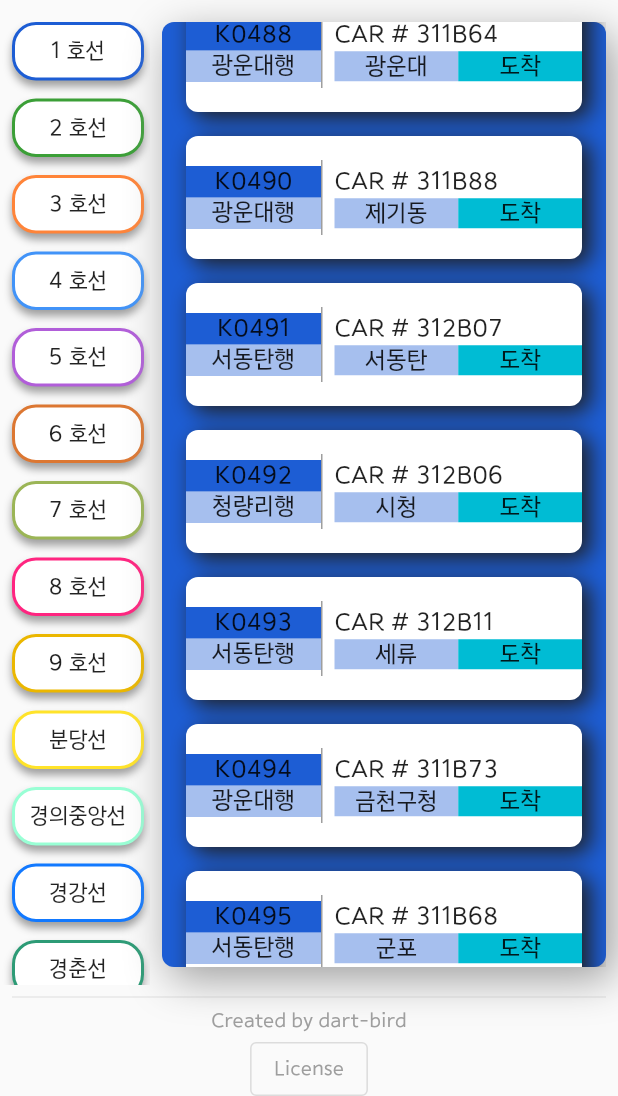
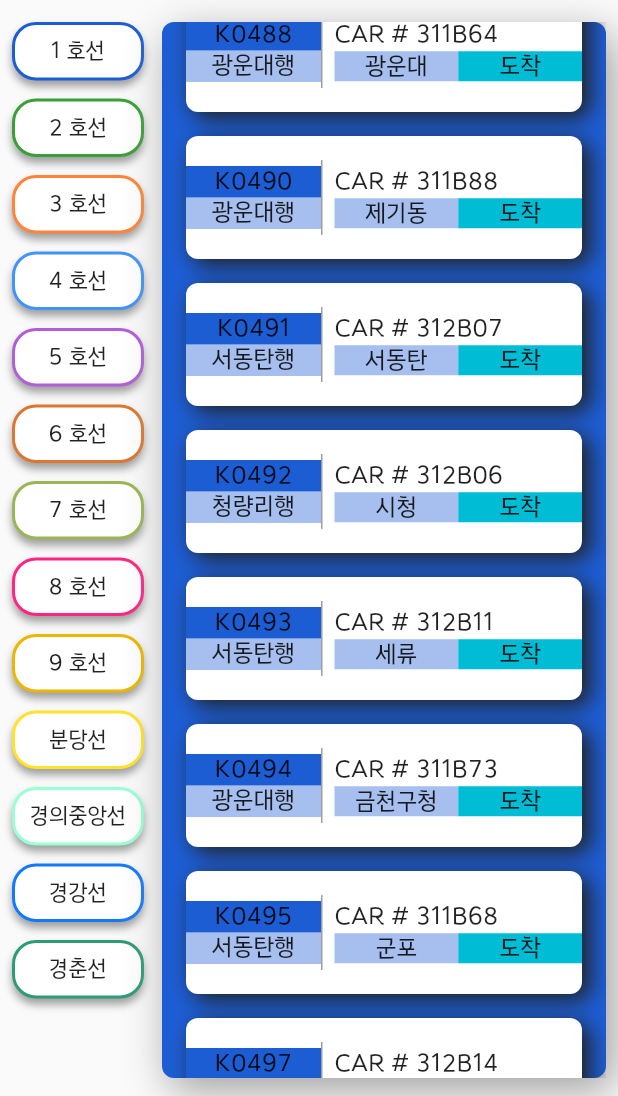
Before and after one commit to dart-bird/flutter_ksubway, a Flutter app: the ExpScreen screen opened by its route, scrolled down 2880 dp, on a phone screen of 412 x 824 dp, the part 140-1236 px from its top. Run offline on Flutter 3.47's test engine with Material 2 defaults, Android fonts, the phone set to English and light mode, and no system bars; our stand-ins replace fluro, font_awesome_flutter, marquee, shared_preferences; accounts and stored records are empty.

Commit message:
Move footer exp screen to setting screen

```diff
--- a/lib/screens/exp_screen.dart
+++ b/lib/screens/exp_screen.dart
@@ -142,28 +142,6 @@ class _ExpScreenState extends State<ExpScreen> with TickerProviderStateMixin {
                 ],
               ),
             ),
-            const Padding(
-              padding: EdgeInsets.symmetric(horizontal: 8),
-              child: Divider(thickness: 0.2, color: Colors.grey),
-            ),
-            SizedBox(
-              height: 50,
-              child: Column(
-                children: [
-                  const Text(
-                    'Created by dart-bird',
-                    style: textStyleFooter,
-                  ),
-                  OutlinedButton(
-                    onPressed: () {
-                      showLicensePage(context: context);
-                    },
-                    child: const Text("License", style: textStyleFooter),
-                  ),
-                ],
-              ),
-            ),
-            const SizedBox(height: 8),
           ],
         ),
       ),
```
Also changed, not shown: lib/screens/setting_screen.dart (+24 -0 lines).
